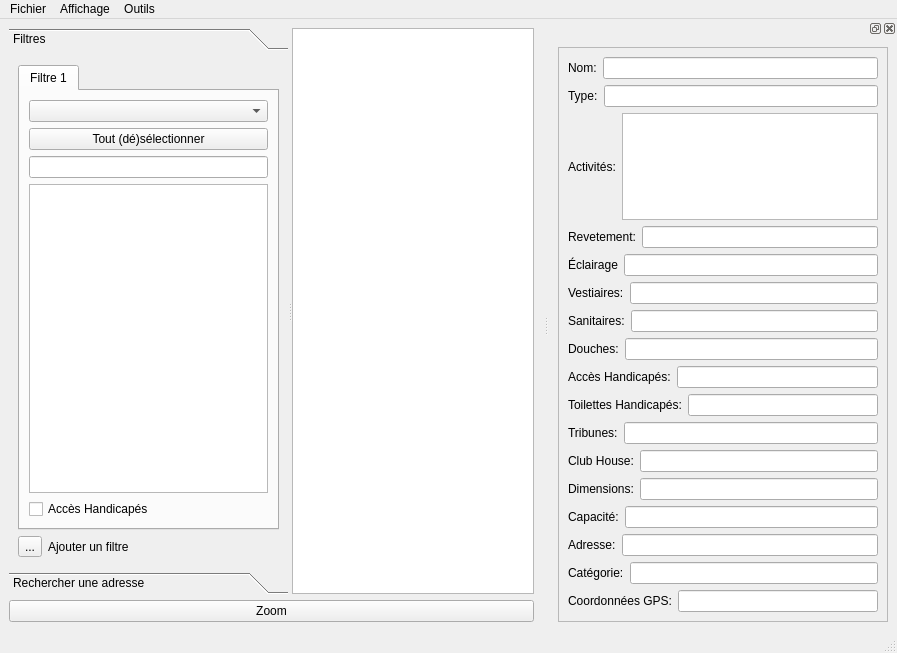
The window that interface.ui (Fabien-B/Projet-Python) describes before a commit, drawn with Qt 5.
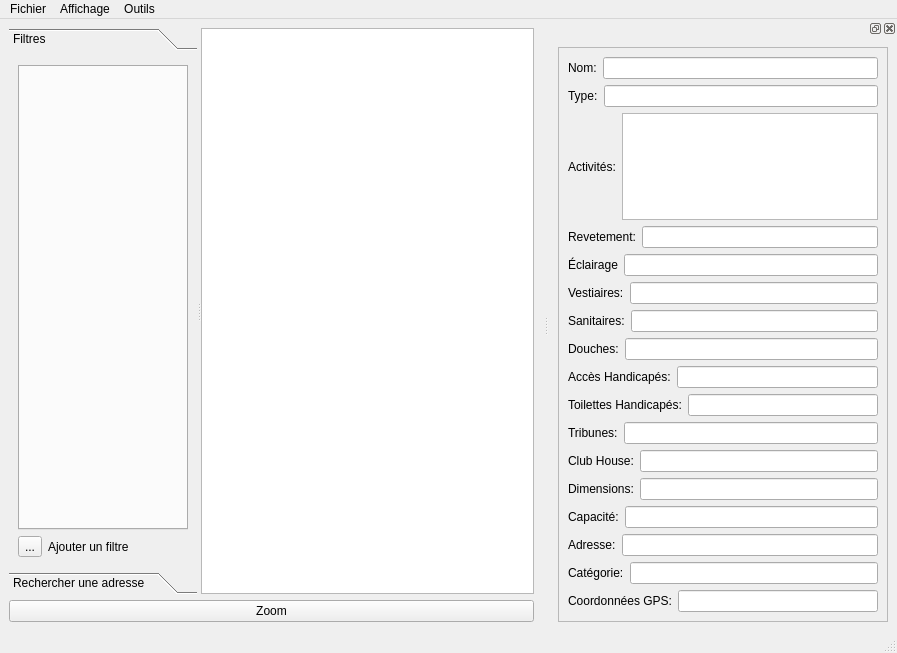
The same window after the commit. Icons and pictures are not drawn. Custom widgets are drawn as their Qt base class.

```diff
--- a/interface.ui
+++ b/interface.ui
@@ -35,7 +35,7 @@
          <rect>
           <x>0</x>
           <y>0</y>
-          <width>248</width>
+          <width>256</width>
           <height>468</height>
          </rect>
         </property>
@@ -48,36 +48,6 @@
            <property name="currentIndex">
             <number>0</number>
            </property>
-           <widget class="QWidget" name="tab">
-            <attribute name="title">
-             <string>Filtre 1</string>
-            </attribute>
-            <layout class="QVBoxLayout" name="verticalLayout">
-             <item>
-              <widget class="QComboBox" name="comboBox"/>
-             </item>
-             <item>
-              <widget class="QPushButton" name="selectAllSecondFiltreButton">
-               <property name="text">
-                <string>Tout (dé)sélectionner</string>
-               </property>
-              </widget>
-             </item>
-             <item>
-              <widget class="QLineEdit" name="lineEditFiltres"/>
-             </item>
-             <item>
-              <widget class="QListWidget" name="listWidget"/>
-             </item>
-             <item>
-              <widget class="QCheckBox" name="HandAccessCheckBox">
-               <property name="text">
-                <string>Accès Handicapés</string>
-               </property>
-              </widget>
-             </item>
-            </layout>
-           </widget>
           </widget>
          </item>
          <item>
```
Left out of the diff: 2 changed lines with no effect on the pictures.
